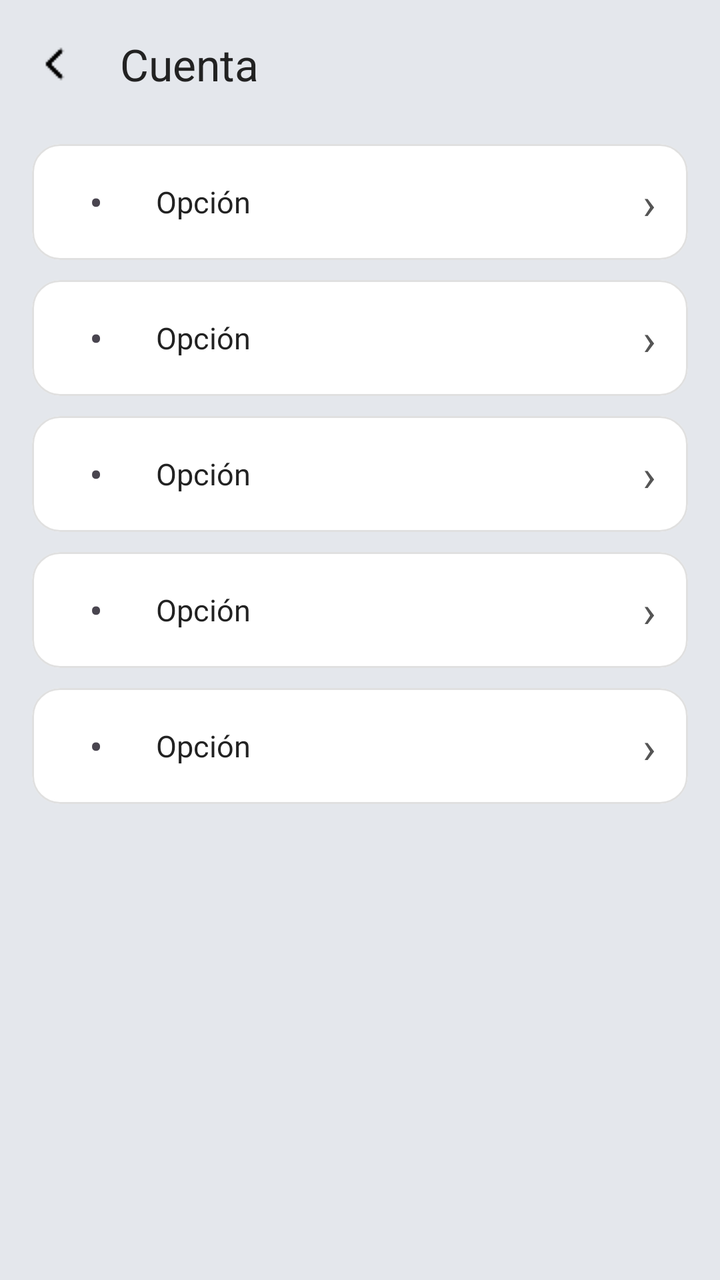
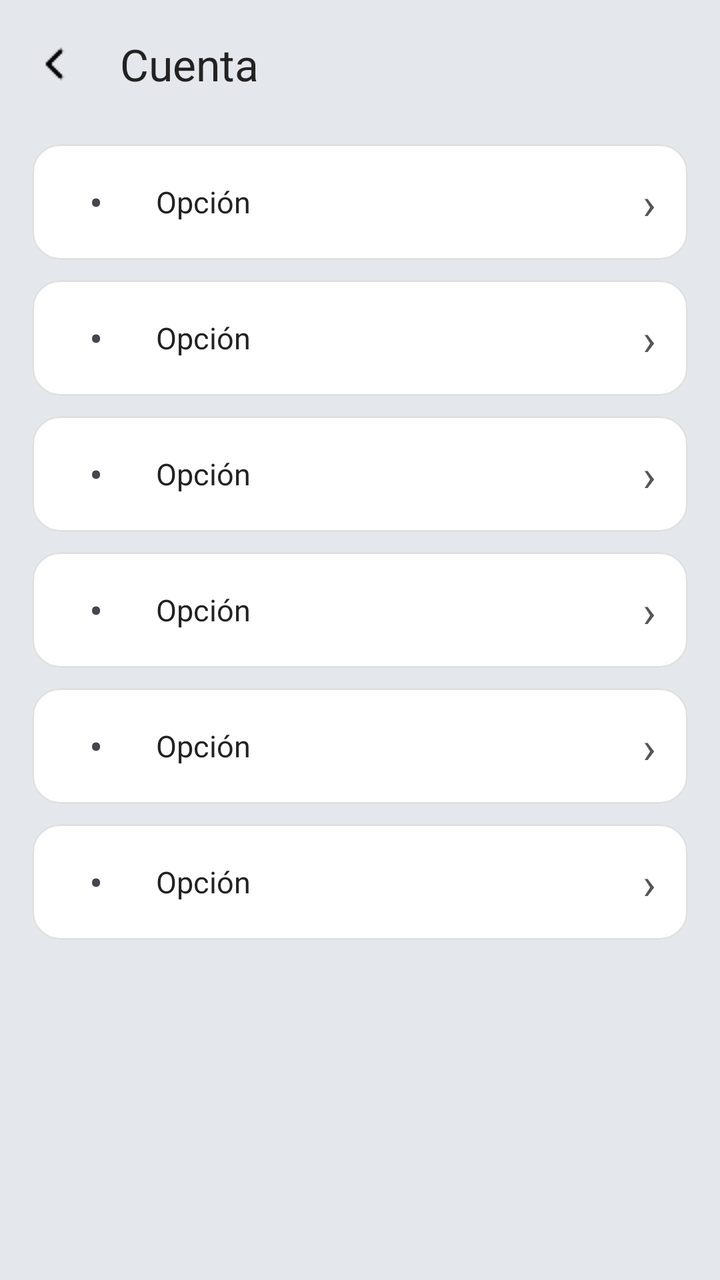

An Android layout rendered at two revisions. The XML below is the earlier revision; the diff shows what the commit changed to produce the second picture.
<!-- AndroidManifest.xml: application theme Theme.Finanzas_independientes_app -->
<!-- res/layout/activity_account.xml -->
<?xml version="1.0" encoding="utf-8"?>
<androidx.coordinatorlayout.widget.CoordinatorLayout
    xmlns:android="http://schemas.android.com/apk/res/android"
    xmlns:app="http://schemas.android.com/apk/res-auto"
    android:layout_width="match_parent"
    android:layout_height="match_parent"
    android:background="?attr/colorSurfaceVariant"
    android:fitsSystemWindows="true">

    <LinearLayout
        android:layout_width="match_parent"
        android:layout_height="match_parent"
        android:orientation="vertical">

        <com.google.android.material.appbar.MaterialToolbar
            android:id="@+id/toolbar"
            android:layout_width="match_parent"
            android:layout_height="?attr/actionBarSize"
            app:navigationIcon="@drawable/back_arrow"
            app:title="Cuenta"
            app:titleTextColor="?attr/colorOnSurface" />

        <androidx.core.widget.NestedScrollView
            android:layout_width="match_parent"
            android:layout_height="match_parent"
            android:clipToPadding="false"
            android:paddingHorizontal="16dp"
            android:paddingTop="8dp"
            android:paddingBottom="24dp">

            <LinearLayout
                android:layout_width="match_parent"
                android:layout_height="wrap_content"
                android:orientation="vertical">

                
                <com.google.android.material.card.MaterialCardView
                    android:id="@+id/detailCard"
                    android:layout_width="match_parent"
                    android:layout_height="wrap_content"
                    android:layout_marginBottom="16dp"
                    android:visibility="gone"
                    app:cardBackgroundColor="?attr/colorPrimaryContainer"
                    app:cardCornerRadius="16dp"
                    app:cardElevation="0dp"
                    app:strokeWidth="0dp">

                    <LinearLayout
                        android:layout_width="match_parent"
                        android:layout_height="wrap_content"
                        android:orientation="vertical"
                        android:gravity="center_horizontal"
                        android:padding="24dp">

                        <TextView
                            android:id="@+id/detailIcon"
                            android:layout_width="wrap_content"
                            android:layout_height="wrap_content"
                            android:textSize="34sp"
                            android:text="✉️"
                            android:importantForAccessibility="no" />

                        <TextView
                            android:id="@+id/detailLabel"
                            android:layout_width="wrap_content"
                            android:layout_height="wrap_content"
                            android:layout_marginTop="8dp"
                            android:textSize="13sp"
                            android:textColor="?attr/colorOnSurfaceVariant"
                            android:text="Correo electrónico" />

                        <TextView
                            android:id="@+id/detailValue"
                            android:layout_width="wrap_content"
                            android:layout_height="wrap_content"
                            android:layout_marginTop="4dp"
                            android:textSize="17sp"
                            android:textStyle="bold"
                            android:textColor="?attr/colorOnSurface"
                            android:text="—" />

                    </LinearLayout>
                </com.google.android.material.card.MaterialCardView>

                <include
                    android:id="@+id/rowEmail"
                    layout="@layout/view_setting_row" />

                <include
                    android:id="@+id/rowTelefono"
                    layout="@layout/view_setting_row" />

                <include
                    android:id="@+id/rowReset"
                    layout="@layout/view_setting_row" />

                <include
                    android:id="@+id/rowEliminar"
                    layout="@layout/view_setting_row" />

                <include
                    android:id="@+id/rowLogout"
                    layout="@layout/view_setting_row" />

            </LinearLayout>
        </androidx.core.widget.NestedScrollView>
    </LinearLayout>

</androidx.coordinatorlayout.widget.CoordinatorLayout>
<!-- res/layout/view_setting_row.xml (included above) -->
<?xml version="1.0" encoding="utf-8"?>
<com.google.android.material.card.MaterialCardView
    xmlns:android="http://schemas.android.com/apk/res/android"
    xmlns:app="http://schemas.android.com/apk/res-auto"
    android:layout_width="match_parent"
    android:layout_height="wrap_content"
    android:layout_marginBottom="10dp"
    android:clickable="true"
    android:focusable="true"
    android:foreground="?attr/selectableItemBackground"
    app:cardBackgroundColor="?attr/colorSurface"
    app:cardCornerRadius="14dp"
    app:cardElevation="0dp"
    app:strokeWidth="1dp"
    app:strokeColor="?attr/colorOutlineVariant">

    <LinearLayout
        android:layout_width="match_parent"
        android:layout_height="wrap_content"
        android:orientation="horizontal"
        android:gravity="center_vertical"
        android:minHeight="58dp"
        android:paddingHorizontal="16dp"
        android:paddingVertical="12dp">

        <TextView
            android:id="@+id/rowIcon"
            android:layout_width="32dp"
            android:layout_height="wrap_content"
            android:gravity="center"
            android:textSize="20sp"
            android:text="•"
            android:importantForAccessibility="no" />

        <TextView
            android:id="@+id/rowLabel"
            android:layout_width="0dp"
            android:layout_height="wrap_content"
            android:layout_weight="1"
            android:layout_marginStart="14dp"
            android:textSize="15sp"
            android:textColor="?attr/colorOnSurface"
            android:text="Opción" />

        <TextView
            android:id="@+id/rowChevron"
            android:layout_width="wrap_content"
            android:layout_height="wrap_content"
            android:textSize="22sp"
            android:textColor="?attr/colorOnSurfaceVariant"
            android:text="›"
            android:importantForAccessibility="no" />

    </LinearLayout>

</com.google.android.material.card.MaterialCardView>
<!-- resources referenced by this layout -->
<resources>
  <!-- drawable back_arrow: png bitmap (drawable, 227 bytes) -->
  <style name="Theme.Finanzas_independientes_app" parent="Base.Theme.Finanzas_independientes_app" />
  <style name="Base.Theme.Finanzas_independientes_app" parent="Theme.Material3.DayNight.NoActionBar">
          <item name="colorPrimary">@color/blue_primary</item>
          <item name="colorOnPrimary">@color/white</item>
          <item name="colorPrimaryContainer">@color/primary_container</item>
          <item name="colorOnPrimaryContainer">@color/on_primary_container</item>
          <item name="colorSecondary">@color/blue_dark</item>
          <item name="colorOnSecondary">@color/white</item>
          <item name="colorSurface">@color/surface</item>
          <item name="colorOnSurface">@color/on_surface</item>
          <item name="colorSurfaceVariant">@color/surface_variant</item>
          <item name="colorOnSurfaceVariant">@color/on_surface_variant</item>
          <item name="colorSurfaceContainer">@color/surface_container</item>
          <item name="android:colorBackground">@color/background</item>
          <item name="colorError">@color/error_red</item>
          <item name="colorOutline">@color/outline</item>
          <item name="colorOutlineVariant">@color/outline_variant</item>
      </style>
  <color name="blue_primary">#4579BC</color>
  <color name="white">#FFFFFF</color>
  <color name="primary_container">#DCE7F3</color>
  <color name="on_primary_container">#0F2942</color>
  <color name="blue_dark">#2B558C</color>
  <color name="surface">#FFFFFF</color>
  <color name="on_surface">#222222</color>
  <color name="surface_variant">#E4E7EC</color>
  <color name="on_surface_variant">#555555</color>
  <color name="surface_container">#E8E9ED</color>
  <color name="background">#E4E7EC</color>
  <color name="error_red">#B00020</color>
  <color name="outline">#C4C4C4</color>
  <color name="outline_variant">#E0E0E0</color>
</resources>

<!-- the commit's change to res/layout/activity_account.xml (unified diff, before → after) -->
@@ -87,6 +87,10 @@
                     layout="@layout/view_setting_row" />
 
                 <include
+                    android:id="@+id/rowNombre"
+                    layout="@layout/view_setting_row" />
+
+                <include
                     android:id="@+id/rowTelefono"
                     layout="@layout/view_setting_row" />
 
